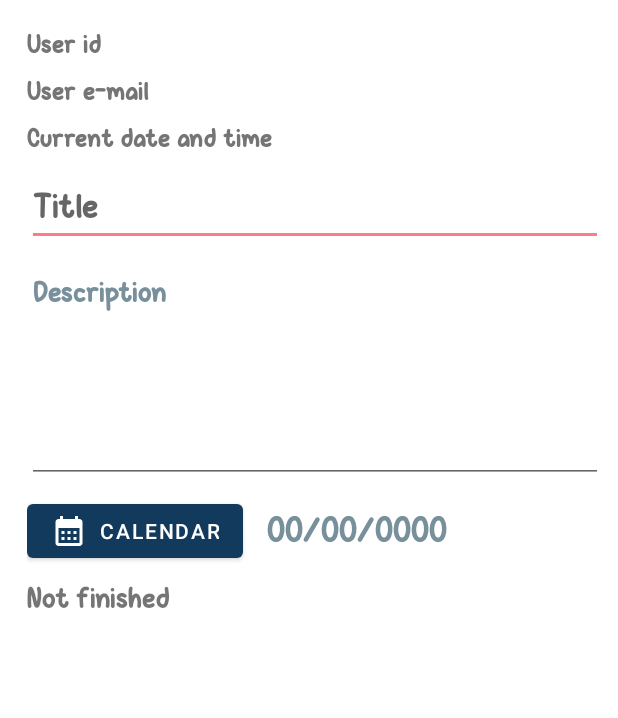
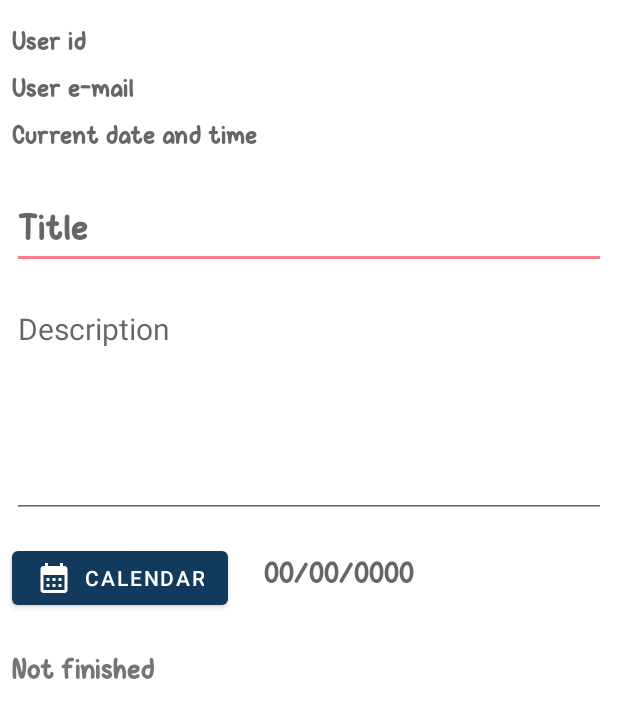
Before and after one commit to PIJ-Group/Proyecto_Fin_De_Ciclo, an Android app: the layout activity_add_note.xml on its own in the app's theme, with its tools: preview values and no code run, on a phone screen of 412 x 824 dp. Shown: the top 718 px of the screen. Run offline under Robolectric (Android 15) with nearby library versions, the phone set to English and light mode, and no system bars.

Commit message:
saco las clases AddNotes y Notes del package al main path

```diff
--- a/app/src/main/java/com/example/reminder/AddNote/AddNote.java
+++ b/app/src/main/java/com/example/reminder/AddNote.java
@@ -1,4 +1,4 @@
-package com.example.reminder.AddNote;
+package com.example.reminder;
 
 import androidx.annotation.NonNull;
 import androidx.appcompat.app.ActionBar;
@@ -18,8 +18,6 @@ import android.widget.EditText;
 import android.widget.TextView;
 import android.widget.Toast;
 
-import com.example.reminder.Model.Note;
-import com.example.reminder.R;
 import com.google.firebase.firestore.FirebaseFirestore;
 
 import java.text.SimpleDateFormat;
--- a/app/src/main/java/com/example/reminder/MainActivity.java
+++ b/app/src/main/java/com/example/reminder/MainActivity.java
@@ -18,7 +18,6 @@ import android.widget.ListView;
 import android.widget.TextView;
 import android.widget.Toast;
 
-import com.example.reminder.AddNote.AddNote;
 import com.google.firebase.auth.FirebaseAuth;
 import com.google.firebase.firestore.EventListener;
 import com.google.firebase.firestore.FirebaseFirestore;
--- a/app/src/main/java/com/example/reminder/Model/Note.java
+++ b/app/src/main/java/com/example/reminder/Note.java
@@ -1,4 +1,4 @@
-package com.example.reminder.Model;
+package com.example.reminder;
 
 public class Note {
 
--- a/app/src/main/res/layout/activity_add_note.xml
+++ b/app/src/main/res/layout/activity_add_note.xml
@@ -6,34 +6,22 @@
     android:layout_width="match_parent"
     android:layout_height="match_parent"
     android:theme="@style/Theme.Reminder"
-    tools:context=".AddNote.AddNote">
+    tools:context=".AddNote">
 
-    <androidx.constraintlayout.widget.ConstraintLayout
-        android:layout_width="match_parent"
-        android:layout_height="wrap_content"
-        android:padding="10dp"
-        app:layout_constraintEnd_toEndOf="parent"
-        app:layout_constraintStart_toStartOf="parent"
-        app:layout_constraintTop_toTopOf="parent">
-
-        <!--User Id
-           Id del usuario-->
+    <!--ID DEL USUARIO-->
     <TextView
         android:id="@+id/Userid_User"
         android:layout_width="wrap_content"
         android:layout_height="wrap_content"
         android:layout_marginStart="8dp"
-            android:layout_marginTop="8dp"
+        android:layout_marginTop="16dp"
         android:fontFamily="@font/vanilla"
         android:hint="@string/Userid_User"
-            android:textColor="#000000"
-            android:textColorHint="#757575"
         android:textSize="18sp"
         app:layout_constraintStart_toStartOf="parent"
         app:layout_constraintTop_toTopOf="parent" />
 
-        <!--User E-mail
-            correo del usuario-->
+    <!--MAIL DEL USUARIO-->
     <TextView
         android:id="@+id/User_mail"
         android:layout_width="wrap_content"
@@ -42,13 +30,11 @@
         android:layout_marginTop="8dp"
         android:fontFamily="@font/vanilla"
         android:hint="@string/User_mail"
-            android:textColorHint="#757575"
         android:textSize="18sp"
         app:layout_constraintStart_toStartOf="parent"
         app:layout_constraintTop_toBottomOf="@+id/Userid_User" />
 
-        <!--Current time and date from the device
-            Fecha y hora actual del dispositivo-->
+    <!--FECHA Y HORA DEL SISTEMA-->
     <TextView
         android:id="@+id/Current_Date_time"
         android:layout_width="wrap_content"
@@ -57,95 +43,77 @@
         android:layout_marginTop="8dp"
         android:fontFamily="@font/vanilla"
         android:hint="@string/Current_Date_time"
-            android:textColorHint="#757575"
         android:textSize="18sp"
         app:layout_constraintStart_toStartOf="parent"
         app:layout_constraintTop_toBottomOf="@+id/User_mail" />
 
-        <!--Note Title
-            Título de la nota-->
+    <!--TITULO DE LA NOTA-->
     <EditText
         android:id="@+id/Title"
         android:layout_width="match_parent"
         android:layout_height="wrap_content"
         android:layout_marginStart="8dp"
-            android:layout_marginTop="8dp"
-            android:autofillHints=""
+        android:layout_marginTop="24dp"
+        android:layout_marginEnd="8dp"
         android:fontFamily="@font/vanilla"
         android:hint="@string/Title"
-            android:inputType="text"
-            android:textSize="24sp"
+        android:textSize="25sp"
+        app:layout_constraintEnd_toEndOf="parent"
         app:layout_constraintStart_toStartOf="parent"
         app:layout_constraintTop_toBottomOf="@+id/Current_Date_time" />
 
-        <!--Note Description
-            Descripción de la nota-->
+    <!--DESCRIPCION DE LA NOTA-->
     <EditText
         android:id="@+id/Description"
         android:layout_width="match_parent"
         android:layout_height="wrap_content"
         android:layout_marginStart="8dp"
-            android:layout_marginTop="8dp"
-            android:autofillHints=""
-            android:fontFamily="@font/vanilla"
+        android:layout_marginTop="16dp"
+        android:layout_marginEnd="8dp"
         android:gravity="start"
         android:hint="@string/Description"
-            android:inputType="text"
         android:minHeight="150dp"
-            android:textColorHint="#78909C"
         android:textSize="20sp"
+        app:layout_constraintEnd_toEndOf="parent"
         app:layout_constraintStart_toStartOf="parent"
         app:layout_constraintTop_toBottomOf="@+id/Title" />
 
-        <androidx.constraintlayout.widget.ConstraintLayout
-            android:id="@+id/linearLayoutCompat2"
-            android:layout_width="match_parent"
-            android:layout_height="wrap_content"
-            android:layout_marginStart="8dp"
-            android:layout_marginTop="8dp"
-            app:layout_constraintStart_toStartOf="parent"
-            app:layout_constraintTop_toBottomOf="@+id/Description">
-
-            <!--Open calendar button
-            Boton para abir calendario-->
+    <!--BOTON DE CALENDARIO-->
     <Button
         android:id="@+id/Calendar_btn"
         android:layout_width="wrap_content"
         android:layout_height="wrap_content"
+        android:layout_marginStart="8dp"
+        android:layout_marginTop="16dp"
         android:text="@string/Calendar_btn"
         app:icon="@drawable/icon_calendar"
         app:layout_constraintStart_toStartOf="parent"
-                app:layout_constraintTop_toTopOf="parent" />
+        app:layout_constraintTop_toBottomOf="@+id/Description" />
 
-            <!--Show chosen date
-                Ver fecha elegida-->
+    <!--FECHA SELECCIONADA-->
     <TextView
         android:id="@+id/Date"
         android:layout_width="wrap_content"
         android:layout_height="wrap_content"
-                android:layout_marginStart="16dp"
-                android:layout_marginTop="8dp"
+        android:layout_marginStart="24dp"
+        android:layout_marginTop="24dp"
         android:fontFamily="@font/vanilla"
         android:hint="@string/Date"
-                android:textColorHint="#78909C"
-                android:textSize="24sp"
+        android:textSize="20sp"
         app:layout_constraintStart_toEndOf="@+id/Calendar_btn"
-                app:layout_constraintTop_toTopOf="parent" />
+        app:layout_constraintTop_toBottomOf="@+id/Description" />
 
-        </androidx.constraintlayout.widget.ConstraintLayout>
-
+    <!--ESTADO DE LA NOTA-->
     <TextView
         android:id="@+id/Status"
         android:layout_width="wrap_content"
         android:layout_height="wrap_content"
         android:layout_marginStart="8dp"
-            android:layout_marginTop="8dp"
+        android:layout_marginTop="24dp"
         android:fontFamily="@font/vanilla"
         android:text="@string/Status"
         android:textSize="20sp"
         app:layout_constraintStart_toStartOf="parent"
-            app:layout_constraintTop_toBottomOf="@+id/linearLayoutCompat2" />
+        app:layout_constraintTop_toBottomOf="@+id/Calendar_btn" />
 
 </androidx.constraintlayout.widget.ConstraintLayout>
-
-</androidx.constraintlayout.widget.ConstraintLayout>
```
Lines whose indentation alone changed are shown as unchanged.
